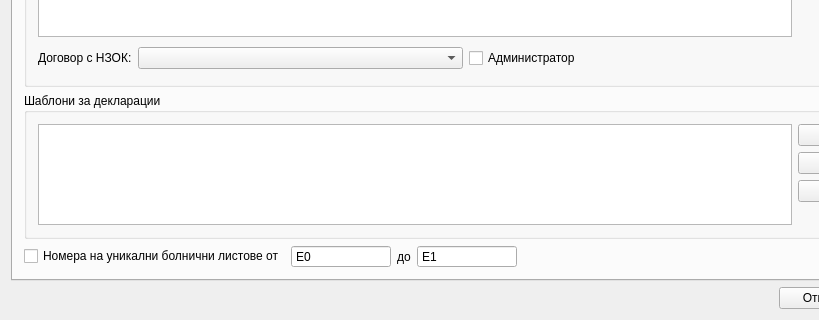
Before: the Qt Designer form src/View/Widgets/SettingsDialog.ui in thefinalcutbg/DinoDent, drawn with Qt 5; both pictures show x 0 to 819 and y 355 to 675 of the 956 by 675 pixel window.
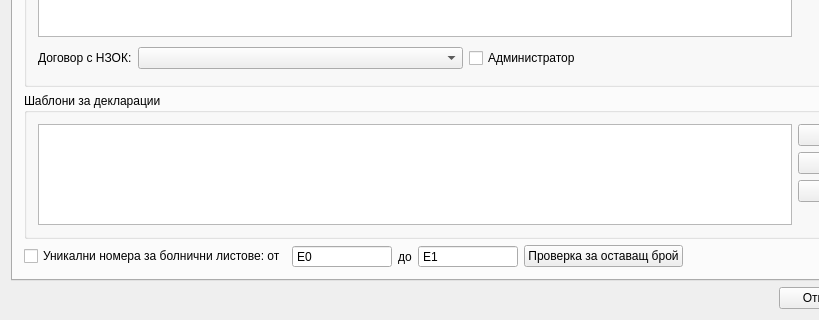
After: the same form once the commit is applied. Custom widgets are drawn as their Qt base class.

Commit message: add remaining sick leave count

```diff
--- a/src/View/Widgets/SettingsDialog.ui
+++ b/src/View/Widgets/SettingsDialog.ui
@@ -1895,7 +1895,7 @@
          <item>
           <widget class="QCheckBox" name="sickLeaveCheck">
            <property name="text">
-            <string>Номера на уникални болнични листове от</string>
+            <string>Уникални номера за болнични листове: от</string>
            </property>
           </widget>
          </item>
@@ -1953,6 +1953,13 @@
            </property>
           </widget>
          </item>
+         <item>
+          <widget class="QPushButton" name="remainingSickLeaveButton">
+           <property name="text">
+            <string>Проверка за оставащ брой</string>
+           </property>
+          </widget>
+         </item>
          <item>
           <spacer name="horizontalSpacer_40">
            <property name="orientation">
```
The commit also changes 7 other files.
